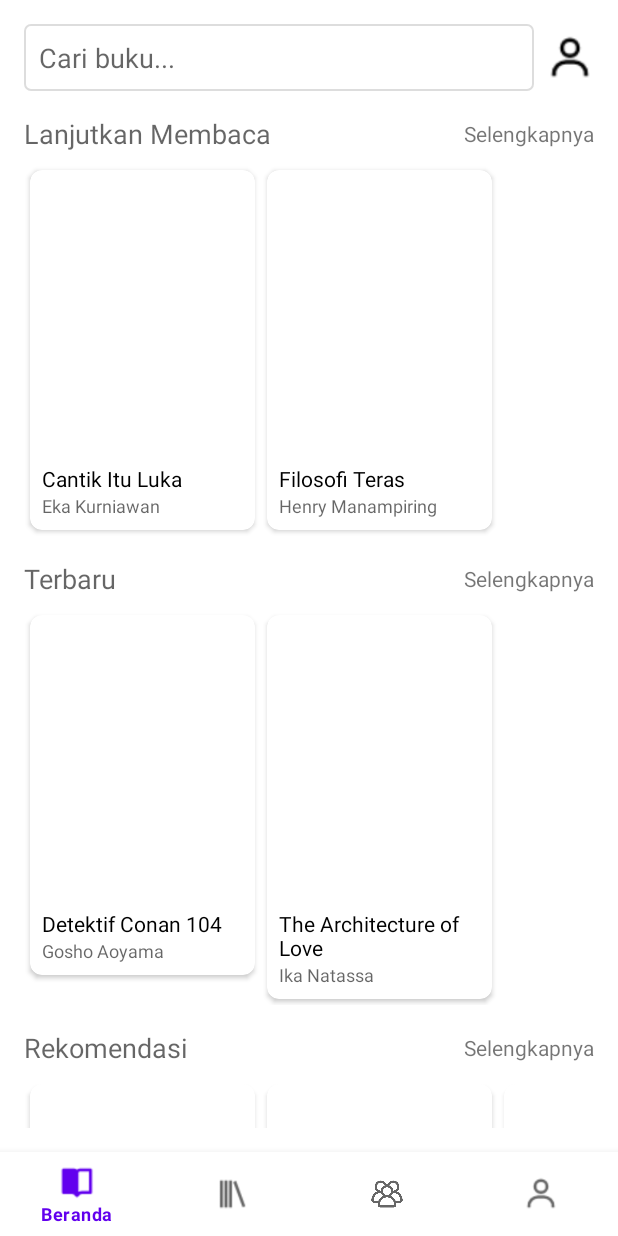
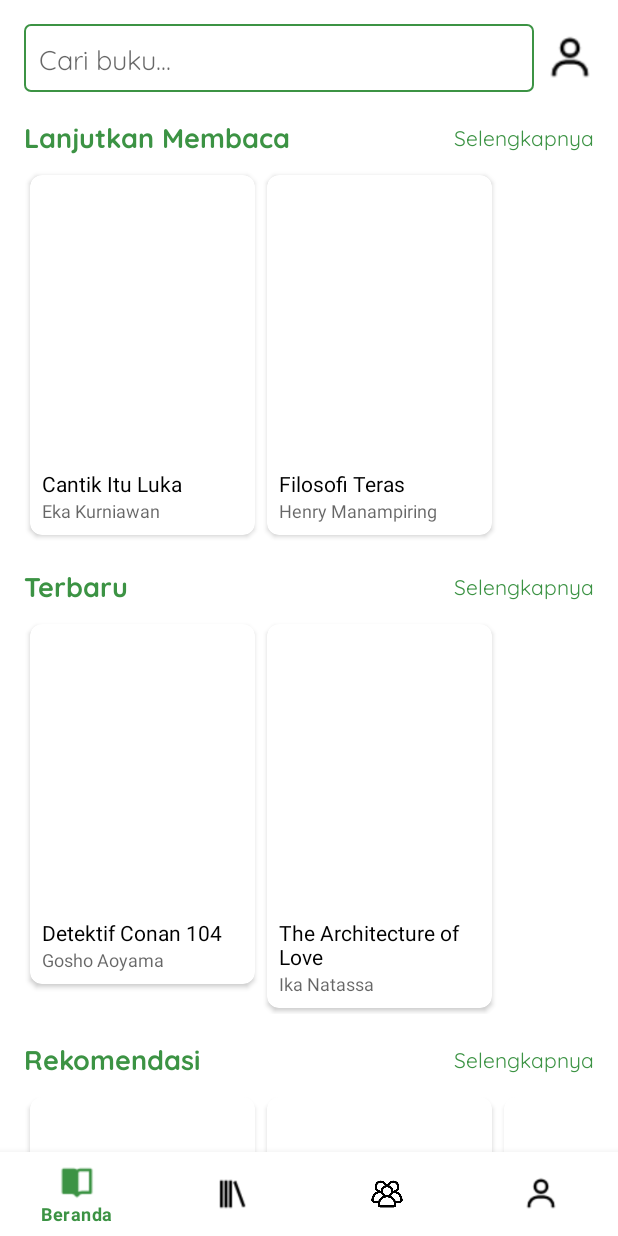
Before and after one commit to EvindaAprl/library-app, an Android app: the DashboardActivity screen opened directly, with no data from a screen before it, on a phone screen of 412 x 824 dp. Run offline under Robolectric (Android 15) with nearby library versions, the phone set to English and light mode, and no system bars.

Commit message:
perbaiki tampilan

```diff
--- /dev/null
+++ b/app/src/main/res/color/bottom_nav_colors.xml
@@ -0,0 +1,5 @@
+<?xml version="1.0" encoding="utf-8"?>
+<selector xmlns:android="http://schemas.android.com/apk/res/android">
+    <item android:state_checked="true" android:color="@color/green" /> <!-- Warna hijau untuk state aktif -->
+    <item android:color="@color/black" /> <!-- Warna abu-abu untuk state tidak aktif -->
+</selector>
--- a/app/src/main/res/drawable/input_border.xml
+++ b/app/src/main/res/drawable/input_border.xml
@@ -1,6 +1,6 @@
 <shape xmlns:android="http://schemas.android.com/apk/res/android"
     android:shape="rectangle">
     <solid android:color="@color/white" />
-    <stroke android:width="1dp" android:color="#DDDDDD"/>
+    <stroke android:width="1dp" android:color="@color/green"/>
     <corners android:radius="4dp" />
 </shape>
--- a/app/src/main/res/layout/activity_dashboard.xml
+++ b/app/src/main/res/layout/activity_dashboard.xml
@@ -26,6 +26,9 @@
         app:layout_constraintStart_toStartOf="parent"
         app:layout_constraintEnd_toEndOf="parent"
         app:layout_constraintBottom_toBottomOf="parent"
-        app:menu="@menu/bottom_nav_menu" />
+        app:menu="@menu/bottom_nav_menu"
+        app:itemIconTint="@color/bottom_nav_colors"
+        app:itemTextColor="@color/bottom_nav_colors"
+        />
 
 </androidx.constraintlayout.widget.ConstraintLayout>
--- a/app/src/main/res/layout/fragment_account.xml
+++ b/app/src/main/res/layout/fragment_account.xml
@@ -74,6 +74,7 @@
         android:layout_height="wrap_content"
         android:layout_marginTop="16dp"
         android:text="@string/edit_profile_button"
+        android:fontFamily="@font/poppins_extrabold"
         app:layout_constraintStart_toStartOf="parent"
         app:layout_constraintEnd_toStartOf="@id/share_profile_button"
         app:layout_constraintTop_toBottomOf="@id/stats_layout"
@@ -85,6 +86,7 @@
         android:layout_width="0dp"
         android:layout_height="wrap_content"
         android:text="@string/share_profile_button"
+        android:fontFamily="@font/poppins_extrabold"
         app:layout_constraintTop_toTopOf="@id/edit_profile_button"
         app:layout_constraintEnd_toEndOf="parent"
         app:layout_constraintStart_toEndOf="@id/edit_profile_button"
@@ -97,6 +99,9 @@
         android:layout_height="wrap_content"
         android:layout_marginTop="16dp"
         android:text="@string/post_button"
+        android:fontFamily="@font/quicksand_bold"
+        android:textColor="@color/green"
+        android:backgroundTint="@color/white"
         app:layout_constraintTop_toBottomOf="@id/edit_profile_button"
         app:layout_constraintStart_toStartOf="parent"
         app:layout_constraintEnd_toEndOf="parent"/>
--- a/app/src/main/res/layout/fragment_homepage.xml
+++ b/app/src/main/res/layout/fragment_homepage.xml
@@ -2,8 +2,7 @@
 <androidx.constraintlayout.widget.ConstraintLayout xmlns:android="http://schemas.android.com/apk/res/android"
     xmlns:app="http://schemas.android.com/apk/res-auto"
     android:layout_width="match_parent"
-    android:layout_height="match_parent"
-    android:padding="16dp">
+    android:layout_height="match_parent">
 
     <EditText
         android:id="@+id/search_bar"
@@ -12,10 +11,13 @@
         android:hint="@string/search_book_hint"
         android:background="@drawable/input_border"
         android:padding="10dp"
+        android:fontFamily="@font/quicksand_regular"
         app:layout_constraintTop_toTopOf="parent"
         app:layout_constraintStart_toStartOf="parent"
         app:layout_constraintEnd_toStartOf="@+id/profile_image"
         android:layout_marginEnd="8dp"
+        android:layout_marginStart="16dp"
+        android:layout_marginTop="16dp"
         />
 
     <ImageView
@@ -24,19 +26,35 @@
         android:layout_height="32dp"
         android:src="@drawable/ic_account"
         app:layout_constraintTop_toTopOf="@id/search_bar"
-        app:layout_constraintBottom_toBottomOf="@+id/search_bar"
+        app:layout_constraintBottom_toBottomOf="@id/search_bar"
         app:layout_constraintEnd_toEndOf="parent"
+        android:layout_marginEnd="16dp"
         />
+
+    <androidx.core.widget.NestedScrollView
+        android:layout_width="match_parent"
+        android:layout_height="0dp"
+        app:layout_constraintTop_toBottomOf="@id/search_bar"
+        app:layout_constraintBottom_toBottomOf="parent"
+        android:layout_marginTop="16dp">
+        <androidx.constraintlayout.widget.ConstraintLayout
+            android:layout_width="match_parent"
+            android:layout_height="wrap_content"
+            android:paddingStart="16dp"
+            android:paddingEnd="16dp"
+            >
 
             <TextView
                 android:id="@+id/continue_reading_label"
                 android:layout_width="wrap_content"
                 android:layout_height="wrap_content"
-        android:layout_marginTop="16dp"
+                android:layout_marginTop="0dp"
                 android:text="@string/continue_reading_label"
                 android:textAppearance="@style/TextAppearance.AppCompat.Medium"
+                android:textColor="@color/green"
+                android:fontFamily="@font/quicksand_bold"
                 app:layout_constraintStart_toStartOf="parent"
-        app:layout_constraintTop_toBottomOf="@id/search_bar" />
+                app:layout_constraintTop_toTopOf="parent" />
 
             <TextView
                 android:id="@+id/continue_reading_see_all"
@@ -44,6 +62,8 @@
                 android:layout_height="wrap_content"
                 android:text="@string/see_all"
                 android:textAppearance="@style/TextAppearance.AppCompat.Small"
+                android:textColor="@color/green"
+                android:fontFamily="@font/quicksand_regular"
                 app:layout_constraintEnd_toEndOf="parent"
                 app:layout_constraintTop_toTopOf="@id/continue_reading_label"
                 app:layout_constraintBottom_toBottomOf="@id/continue_reading_label"
@@ -65,6 +85,8 @@
                 android:layout_marginTop="16dp"
                 android:text="@string/new_books_label"
                 android:textAppearance="@style/TextAppearance.AppCompat.Medium"
+                android:textColor="@color/green"
+                android:fontFamily="@font/quicksand_bold"
                 app:layout_constraintStart_toStartOf="parent"
                 app:layout_constraintTop_toBottomOf="@id/continue_reading_recycler"/>
 
@@ -74,6 +96,8 @@
                 android:layout_height="wrap_content"
                 android:text="@string/see_all"
                 android:textAppearance="@style/TextAppearance.AppCompat.Small"
+                android:textColor="@color/green"
+                android:fontFamily="@font/quicksand_regular"
                 app:layout_constraintEnd_toEndOf="parent"
                 app:layout_constraintTop_toTopOf="@id/new_books_label"
                 app:layout_constraintBottom_toBottomOf="@id/new_books_label"
@@ -96,6 +120,8 @@
                 android:layout_marginTop="16dp"
                 android:text="@string/recommendation_label"
                 android:textAppearance="@style/TextAppearance.AppCompat.Medium"
+                android:textColor="@color/green"
+                android:fontFamily="@font/quicksand_bold"
                 app:layout_constraintStart_toStartOf="parent"
                 app:layout_constraintTop_toBottomOf="@id/new_books_recycler"/>
 
@@ -105,6 +131,8 @@
                 android:layout_height="wrap_content"
                 android:text="@string/see_all"
                 android:textAppearance="@style/TextAppearance.AppCompat.Small"
+                android:textColor="@color/green"
+                android:fontFamily="@font/quicksand_regular"
                 app:layout_constraintEnd_toEndOf="parent"
                 app:layout_constraintTop_toTopOf="@id/recommendation_label"
                 app:layout_constraintBottom_toBottomOf="@id/recommendation_label"
@@ -118,5 +146,7 @@
                 app:layout_constraintStart_toStartOf="parent"
                 app:layout_constraintEnd_toEndOf="parent"
                 app:layout_constraintTop_toBottomOf="@id/recommendation_label"/>
+        </androidx.constraintlayout.widget.ConstraintLayout>
+    </androidx.core.widget.NestedScrollView>
 
 </androidx.constraintlayout.widget.ConstraintLayout>
--- a/app/src/main/res/values/themes.xml
+++ b/app/src/main/res/values/themes.xml
@@ -2,8 +2,8 @@
 
     <!-- Tema utama aplikasi -->
     <style name="Theme.LibraryApp" parent="Theme.MaterialComponents.DayNight.NoActionBar">
-        <item name="colorPrimary">@color/purple_500</item>
-        <item name="colorPrimaryVariant">@color/purple_700</item>
+        <item name="colorPrimary">@color/green</item>
+        <item name="colorPrimaryVariant">@color/light_grey</item>
         <item name="colorOnPrimary">@color/white</item>
         <item name="colorSecondary">@color/teal_200</item>
         <item name="colorOnSecondary">@color/black</item>
```
Also changed, not shown: app/build.gradle.kts (+0 -9 lines), app/src/main/res/layout/fragment_collection.xml (+6 -1 lines), app/src/main/res/layout/fragment_social.xml (+5 -2 lines). Lines whose indentation alone changed are shown as unchanged.
